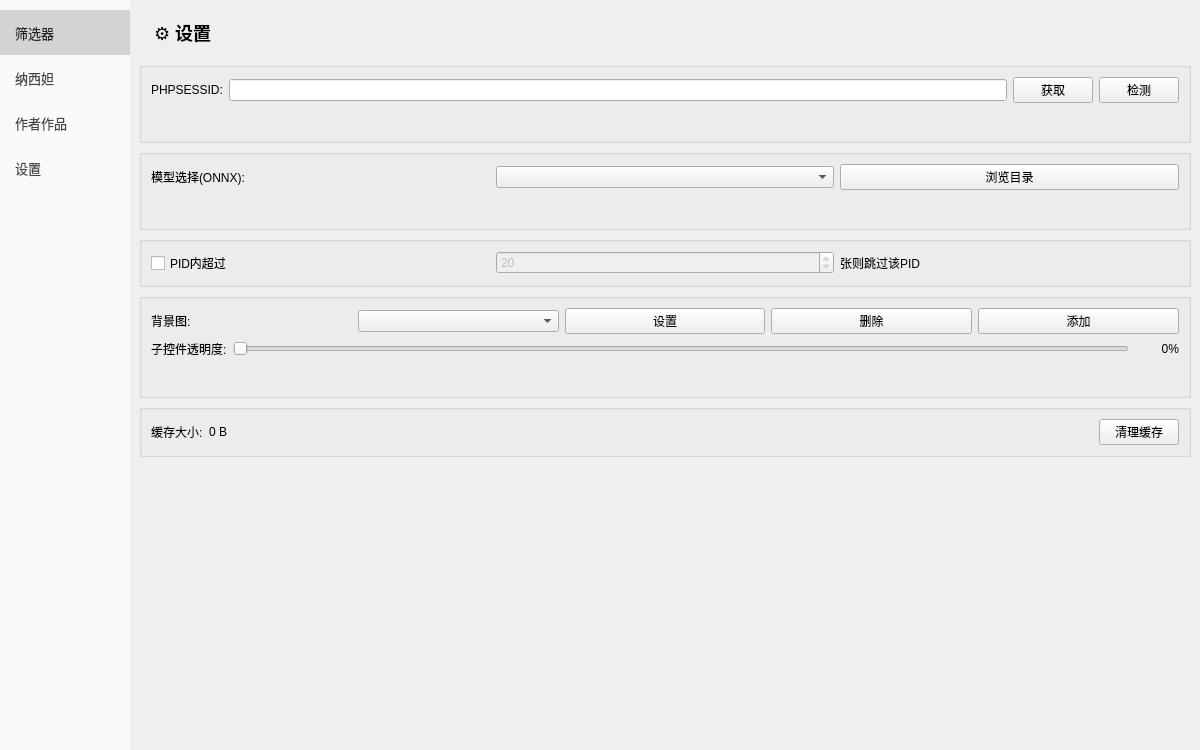
Old version of the form main_window.ui in the repository cshuihui/pixivimagedownload.
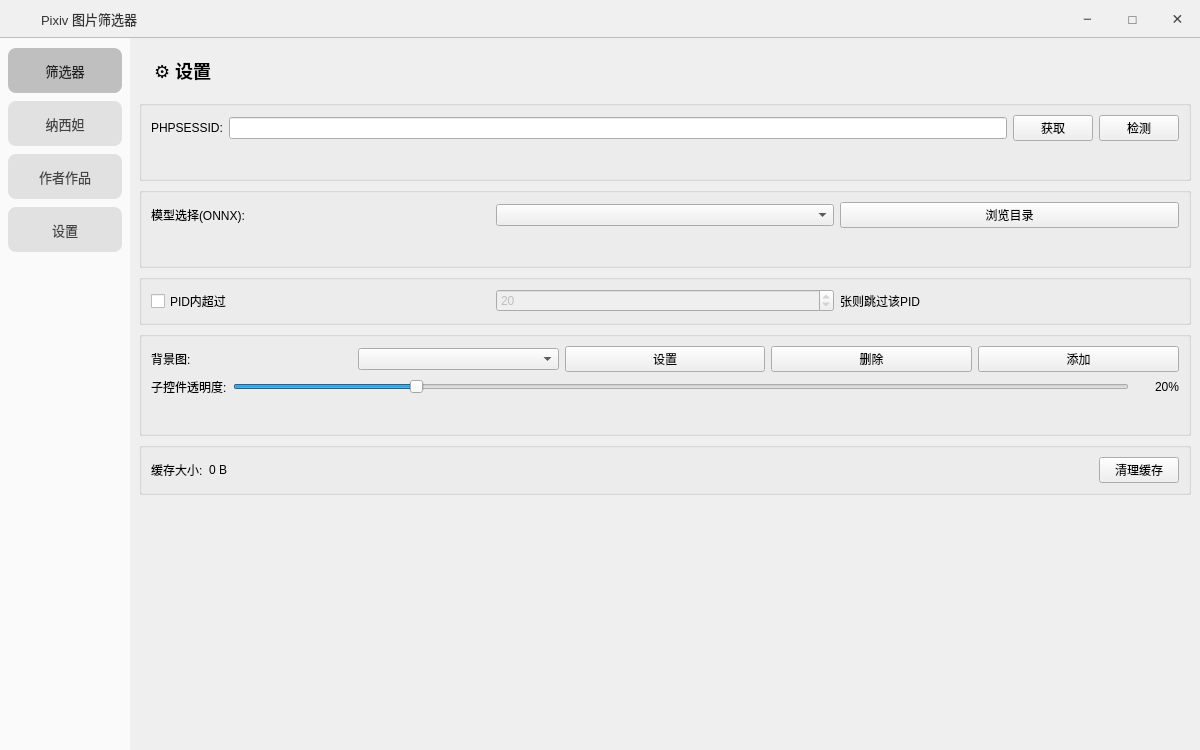
New version of the form. The open tabs and pages were chosen to show the change.

What changed in the file:
```diff
--- a/main_window.ui
+++ b/main_window.ui
@@ -14,7 +14,7 @@
    <string>Pixiv 图片筛选器</string>
   </property>
   <widget class="QWidget" name="centralwidget">
-   <layout class="QHBoxLayout" name="main_layout">
+   <layout class="QVBoxLayout" name="main_layout">
     <property name="spacing">
      <number>0</number>
     </property>
@@ -31,7 +31,196 @@
      <number>0</number>
     </property>
     <item>
-     <widget class="QWidget" name="sidebar" native="true">
+     <widget class="QWidget" name="titlebar" native="true">
+      <property name="minimumSize">
+       <size>
+        <width>0</width>
+        <height>38</height>
+       </size>
+      </property>
+      <property name="maximumSize">
+       <size>
+        <width>16777215</width>
+        <height>38</height>
+       </size>
+      </property>
+      <property name="styleSheet">
+       <string notr="true">#titlebar { background-color: rgba(240, 240, 240, 235); border-bottom: 1px solid rgba(120, 120, 120, 110); }</string>
+      </property>
+      <layout class="QHBoxLayout" name="titlebar_layout">
+       <property name="spacing">
+        <number>0</number>
+       </property>
+       <property name="leftMargin">
+        <number>10</number>
+       </property>
+       <property name="topMargin">
+        <number>0</number>
+       </property>
+       <property name="rightMargin">
+        <number>0</number>
+       </property>
+       <property name="bottomMargin">
+        <number>0</number>
+       </property>
+       <item>
+        <widget class="QLabel" name="app_icon">
+         <property name="minimumSize">
+          <size>
+           <width>22</width>
+           <height>22</height>
+          </size>
+         </property>
+         <property name="maximumSize">
+          <size>
+           <width>22</width>
+           <height>22</height>
+          </size>
+         </property>
+         <property name="styleSheet">
+          <string notr="true">background: transparent;</string>
+         </property>
+         <property name="text">
+          <string/>
+         </property>
+         <property name="scaledContents">
+          <bool>true</bool>
+         </property>
+        </widget>
+       </item>
+       <item>
+        <widget class="QLabel" name="app_title">
+         <property name="styleSheet">
+          <string notr="true">background: transparent; color: #333333; font-size: 13px; padding-left: 6px;</string>
+         </property>
+         <property name="text">
+          <string>Pixiv 图片筛选器</string>
+         </property>
+        </widget>
+       </item>
+       <item>
+        <spacer name="titlebar_spacer">
+         <property name="orientation">
+          <enum>Qt::Horizontal</enum>
+         </property>
+         <property name="sizeHint" stdset="0">
+          <size>
+           <width>40</width>
+           <height>20</height>
+          </size>
+         </property>
+        </spacer>
+       </item>
+       <item>
+        <widget class="QPushButton" name="min_btn">
+         <property name="minimumSize">
+          <size>
+           <width>45</width>
+           <height>38</height>
+          </size>
+         </property>
+         <property name="maximumSize">
+          <size>
+           <width>45</width>
+           <height>38</height>
+          </size>
+         </property>
+         <property name="styleSheet">
+          <string notr="true">QPushButton { border: none; background: transparent; color: #444444; font-size: 15px; }
+QPushButton:hover { background: rgba(0, 0, 0, 35); color: #000000; }
+QPushButton:pressed { background: rgba(0, 0, 0, 60); }</string>
+         </property>
+         <property name="text">
+          <string>−</string>
+         </property>
+         <property name="toolTip">
+          <string>最小化</string>
+         </property>
+        </widget>
+       </item>
+       <item>
+        <widget class="QPushButton" name="max_btn">
+         <property name="minimumSize">
+          <size>
+           <width>45</width>
+           <height>38</height>
+          </size>
+         </property>
+         <property name="maximumSize">
+          <size>
+           <width>45</width>
+           <height>38</height>
+          </size>
+         </property>
+         <property name="styleSheet">
+          <string notr="true">QPushButton { border: none; background: transparent; color: #444444; font-size: 13px; }
+QPushButton:hover { background: rgba(0, 0, 0, 35); color: #000000; }
+QPushButton:pressed { background: rgba(0, 0, 0, 60); }</string>
+         </property>
+         <property name="text">
+          <string>□</string>
+         </property>
+         <property name="toolTip">
+          <string>最大化</string>
+         </property>
+        </widget>
+       </item>
+       <item>
+        <widget class="QPushButton" name="close_btn">
+         <property name="minimumSize">
+          <size>
+           <width>45</width>
+           <height>38</height>
+          </size>
+         </property>
+         <property name="maximumSize">
+          <size>
+           <width>45</width>
+           <height>38</height>
+          </size>
+         </property>
+         <property name="styleSheet">
+          <string notr="true">QPushButton { border: none; background: transparent; color: #444444; font-size: 14px; }
+QPushButton:hover { background: #E81123; color: #ffffff; }
+QPushButton:pressed { background: #C10B1B; color: #ffffff; }</string>
+         </property>
+         <property name="text">
+          <string>✕</string>
+         </property>
+         <property name="toolTip">
+          <string>关闭</string>
+         </property>
+        </widget>
+       </item>
+      </layout>
+     </widget>
+    </item>
+    <item>
+     <widget class="QWidget" name="body" native="true">
+      <property name="sizePolicy">
+       <sizepolicy hsizetype="Preferred" vsizetype="Expanding">
+        <horstretch>0</horstretch>
+        <verstretch>0</verstretch>
+       </sizepolicy>
+      </property>
+      <layout class="QHBoxLayout" name="body_layout">
+       <property name="spacing">
+        <number>0</number>
+       </property>
+       <property name="leftMargin">
+        <number>0</number>
+       </property>
+       <property name="topMargin">
+        <number>0</number>
+       </property>
+       <property name="rightMargin">
+        <number>0</number>
+       </property>
+       <property name="bottomMargin">
+        <number>0</number>
+       </property>
+       <item>
+        <widget class="QWidget" name="sidebar" native="true">
       <property name="minimumSize">
        <size>
         <width>130</width>
@@ -49,16 +238,16 @@
       </property>
       <layout class="QVBoxLayout" name="sidebar_layout">
        <property name="spacing">
-        <number>0</number>
+        <number>8</number>
        </property>
        <property name="leftMargin">
-        <number>0</number>
+        <number>8</number>
        </property>
        <property name="topMargin">
         <number>10</number>
        </property>
        <property name="rightMargin">
-        <number>0</number>
+        <number>8</number>
        </property>
        <property name="bottomMargin">
         <number>10</number>
@@ -78,9 +267,9 @@
           </size>
          </property>
          <property name="styleSheet">
-          <string notr="true">QPushButton { text-align: left; padding: 8px 15px; border: none;
-              color: #222; font-size: 13px; background: rgba(0, 0, 0, 40); }
-QPushButton:hover { background: rgba(0, 0, 0, 60); }</string>
+          <string notr="true">QPushButton { text-align: center; padding: 0px; border: none; border-radius: 8px;
+              color: #222; font-size: 13px; background: rgba(0, 0, 0, 60); }
+QPushButton:hover { background: rgba(0, 0, 0, 80); }</string>
          </property>
          <property name="text">
           <string>筛选器</string>
@@ -102,9 +291,9 @@
           </size>
          </property>
          <property name="styleSheet">
-          <string notr="true">QPushButton { text-align: left; padding: 8px 15px; border: none;
-              color: #444; font-size: 13px; background: transparent; }
-QPushButton:hover { background: rgba(0, 0, 0, 30); }</string>
+          <string notr="true">QPushButton { text-align: center; padding: 0px; border: none; border-radius: 8px;
+              color: #444; font-size: 13px; background: rgba(0, 0, 0, 25); }
+QPushButton:hover { background: rgba(0, 0, 0, 45); }</string>
          </property>
          <property name="text">
           <string>纳西妲</string>
@@ -126,9 +315,9 @@
           </size>
          </property>
          <property name="styleSheet">
-          <string notr="true">QPushButton { text-align: left; padding: 8px 15px; border: none;
-              color: #444; font-size: 13px; background: transparent; }
-QPushButton:hover { background: rgba(0, 0, 0, 30); }</string>
+          <string notr="true">QPushButton { text-align: center; padding: 0px; border: none; border-radius: 8px;
+              color: #444; font-size: 13px; background: rgba(0, 0, 0, 25); }
+QPushButton:hover { background: rgba(0, 0, 0, 45); }</string>
          </property>
          <property name="text">
           <string>作者作品</string>
@@ -150,9 +339,9 @@
           </size>
          </property>
          <property name="styleSheet">
-          <string notr="true">QPushButton { text-align: left; padding: 8px 15px; border: none;
-              color: #444; font-size: 13px; background: transparent; }
-QPushButton:hover { background: rgba(0, 0, 0, 30); }</string>
+          <string notr="true">QPushButton { text-align: center; padding: 0px; border: none; border-radius: 8px;
+              color: #444; font-size: 13px; background: rgba(0, 0, 0, 25); }
+QPushButton:hover { background: rgba(0, 0, 0, 45); }</string>
          </property>
          <property name="text">
           <string>设置</string>
@@ -1232,7 +1421,7 @@
                 <number>100</number>
                </property>
                <property name="value">
-                <number>0</number>
+                <number>20</number>
                </property>
                <property name="orientation">
                 <enum>Qt::Horizontal</enum>
@@ -1248,7 +1437,7 @@
                 </size>
                </property>
                <property name="text">
-                <string>0%</string>
+                <string>20%</string>
                </property>
                <property name="alignment">
                 <set>Qt::AlignRight|Qt::AlignVCenter</set>
@@ -1328,6 +1517,9 @@
         </item>
        </layout>
       </widget>
+     </widget>
+    </item>
+     </layout>
      </widget>
     </item>
    </layout>
```
